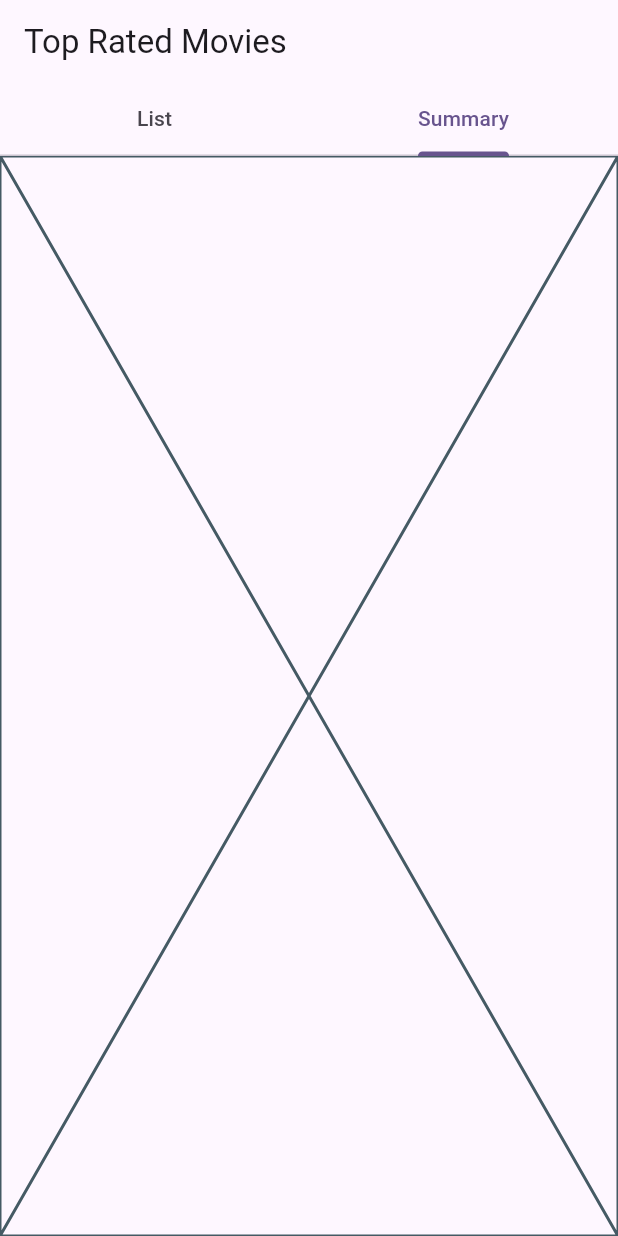
After one commit to christenbc/infinit_frontend_assessment, a Flutter app: the screen it shows after launch, tab 2 chosen, on a phone screen of 412 x 824 dp. The commit adds this screen. Run offline on Flutter 3.47's test engine with Material 3 defaults, Android fonts, the phone set to English and light mode, and no system bars; our stand-ins replace bloc, dio, equatable, flutter_bloc, hive_flutter; missing offline and left inert: dio_cache_interceptor, dio_cache_interceptor_hive_store; accounts and stored records are empty; statements that could not run were skipped.

Commit message:
refactor pages and views

```diff
--- /dev/null
+++ b/lib/pages/home.dart
@@ -0,0 +1,45 @@
+import 'package:flutter/material.dart';
+import 'package:flutter_bloc/flutter_bloc.dart';
+import 'package:infinit_frontend_assessment/blocs/blocs.dart';
+import 'package:infinit_frontend_assessment/pages/widgets/widgets.dart';
+
+class HomePage extends StatefulWidget {
+  final String title;
+
+  const HomePage({super.key, required this.title});
+
+  @override
+  State<HomePage> createState() => _HomePageState();
+}
+
+class _HomePageState extends State<HomePage> {
+  @override
+  void initState() {
+    context.read<MoviesCubit>().onFetchTopMovies(pageKey: 1);
+    super.initState();
+  }
+
+  @override
+  Widget build(BuildContext context) {
+    return DefaultTabController(
+      length: 2,
+      child: Scaffold(
+        appBar: AppBar(
+          title: Text(widget.title),
+          bottom: const TabBar(
+            tabs: [
+              Tab(text: 'List'),
+              Tab(text: 'Summary'),
+            ],
+          ),
+        ),
+        body: const TabBarView(
+          children: [
+            TopRatedListView(),
+            SummaryView(),
+          ],
+        ),
+      ),
+    );
+  }
+}
--- /dev/null
+++ b/lib/pages/pages.dart
@@ -0,0 +1,2 @@
+export 'home.dart';
+export 'detailed.dart';
--- /dev/null
+++ b/lib/pages/widgets/summary_view.dart
@@ -0,0 +1,10 @@
+import 'package:flutter/widgets.dart';
+
+class SummaryView extends StatelessWidget {
+  const SummaryView({super.key});
+
+  @override
+  Widget build(BuildContext context) {
+    return const Placeholder();
+  }
+}
--- /dev/null
+++ b/lib/pages/widgets/widgets.dart
@@ -0,0 +1,2 @@
+export 'top_rated_list_view.dart';
+export 'summary_view.dart';
```
Also changed, not shown: lib/main.dart (+2 -82 lines), lib/pages/detailed.dart (added, +10 -0 lines), lib/pages/widgets/top_rated_list_view.dart (added, +34 -0 lines).
